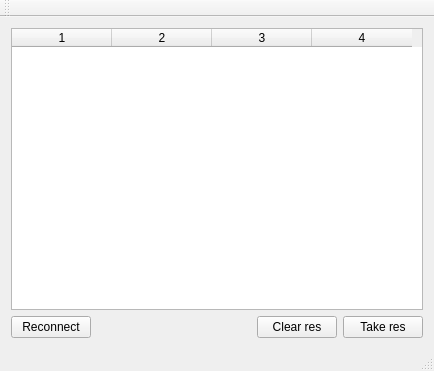
First picture: the form in mainwindow.ui, repository touch-my-tralala/test_client, before the edit.
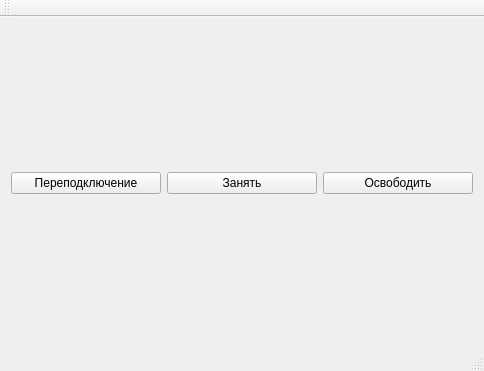
Second picture: the form after the edit.

Diff of the .ui file:
```diff
--- a/mainwindow.ui
+++ b/mainwindow.ui
@@ -6,7 +6,7 @@
    <rect>
     <x>0</x>
     <y>0</y>
-    <width>434</width>
+    <width>484</width>
     <height>371</height>
    </rect>
   </property>
@@ -14,65 +14,48 @@
    <string>MainWindow</string>
   </property>
   <widget class="QWidget" name="centralWidget">
+   <layout class="QHBoxLayout" name="horizontalLayout_2">
+    <item>
    <layout class="QVBoxLayout" name="verticalLayout">
     <item>
-     <widget class="QTableWidget" name="tableWidget_2">
-      <property name="showGrid">
-       <bool>true</bool>
-      </property>
-      <property name="gridStyle">
-       <enum>Qt::SolidLine</enum>
-      </property>
-      <property name="cornerButtonEnabled">
-       <bool>true</bool>
-      </property>
-      <property name="rowCount">
+       <layout class="QVBoxLayout" name="tableLayout"/>
+      </item>
+      <item>
+       <layout class="QHBoxLayout" name="horizontalLayout_5">
+        <property name="spacing">
+         <number>6</number>
+        </property>
+        <property name="sizeConstraint">
+         <enum>QLayout::SetDefaultConstraint</enum>
+        </property>
+        <property name="leftMargin">
+         <number>0</number>
+        </property>
+        <property name="topMargin">
        <number>0</number>
       </property>
-      <property name="columnCount">
-       <number>4</number>
-      </property>
-      <column/>
-      <column/>
-      <column/>
-      <column/>
-     </widget>
-    </item>
     <item>
-     <layout class="QHBoxLayout" name="horizontalLayout">
-      <item>
-       <widget class="QPushButton" name="reconnect_btn">
+         <widget class="QPushButton" name="reconnectButton">
         <property name="text">
-         <string>Reconnect</string>
+           <string>Переподключение</string>
         </property>
        </widget>
       </item>
       <item>
-       <spacer name="horizontalSpacer">
-        <property name="orientation">
-         <enum>Qt::Horizontal</enum>
-        </property>
-        <property name="sizeHint" stdset="0">
-         <size>
-          <width>40</width>
-          <height>20</height>
-         </size>
-        </property>
-       </spacer>
-      </item>
-      <item>
-       <widget class="QPushButton" name="clearRes_btn">
+         <widget class="QPushButton" name="takeButton">
         <property name="text">
-         <string>Clear res</string>
+           <string>Занять</string>
         </property>
        </widget>
       </item>
       <item>
-       <widget class="QPushButton" name="takeRes_btn">
+         <widget class="QPushButton" name="dropButton">
         <property name="text">
-         <string>Take res</string>
-        </property>
-       </widget>
+           <string>Освободить</string>
+          </property>
+         </widget>
+        </item>
+       </layout>
       </item>
      </layout>
     </item>
```
Left out of the diff: 2 changed lines with no effect on the pictures. Lines whose indentation alone changed are shown as unchanged.
